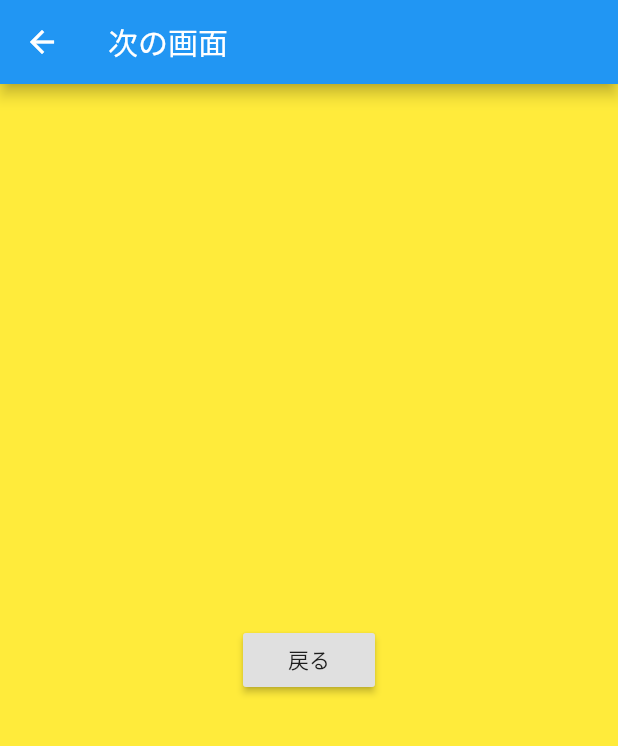
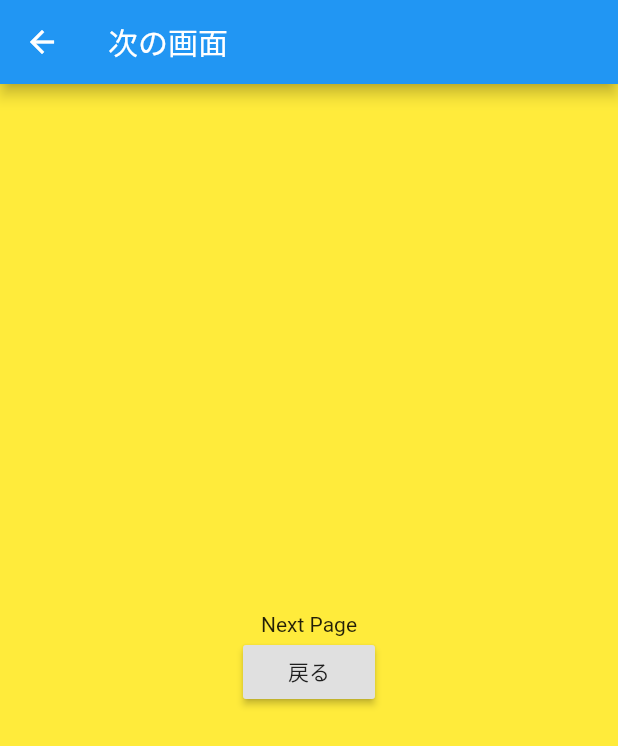
Before and after one commit to rei1011/flutter-app, a Flutter app: the screen it shows after launch, after a tap on "次へ", on a phone screen of 412 x 824 dp. Shown: the top 746 px of the screen. Run offline on Flutter 3.47's test engine with Material 2 defaults, Android fonts, the phone set to English and light mode, and no system bars.

Commit message:
create navigation page

```diff
--- a/lib/main.dart
+++ b/lib/main.dart
@@ -12,16 +12,11 @@ class MyApp extends StatelessWidget {
   Widget build(BuildContext context) {
     return MaterialApp(
       title: 'Flutter Demo',
-      initialRoute: '/',
-      routes: {
-        // When navigating to the "/" route, build the FirstScreen widget.
-        '/': (context) => MyHomePage(title: "Flutter Demo Home Page"),
-        // When navigating to the "/second" route, build the SecondScreen widget.
-        '/next': (context) => NextPage(),
-      },
       theme: ThemeData(
         primarySwatch: Colors.blue,
       ),
+      home: MyHomePage(title: 'Flutter Demo Home Page'),
+      initialRoute: '/',
     );
   }
 }
@@ -36,6 +31,7 @@ class MyHomePage extends StatefulWidget {
 
 class _MyHomePageState extends State<MyHomePage> {
   int _counter = 0;
+  String text = "次へ";
 
   void _incrementCounter() {
     setState(() {
@@ -55,9 +51,16 @@ class _MyHomePageState extends State<MyHomePage> {
       body: Center(
         child: Container(
           child: RaisedButton(
-            child: Text("次へ"),
-            onPressed: () {
-              Navigator.pushNamed(context, '/next');
+            child: Text(text),
+            onPressed: () async {
+              final result = await Navigator.push(
+                context,
+                MaterialPageRoute(
+                    builder: (context) => NextPage(title: "Next Page")),
+              );
+              setState(()  {
+                text = result;
+              });
             },
           ),
         ),
--- a/lib/next_page.dart
+++ b/lib/next_page.dart
@@ -1,6 +1,9 @@
 import 'package:flutter/material.dart';
 
 class NextPage extends StatelessWidget {
+  NextPage({Key? key, required this.title}) : super(key: key);
+  final String title;
+
   @override
   Widget build(BuildContext context) {
     return Scaffold(
@@ -10,13 +13,19 @@ class NextPage extends StatelessWidget {
       body: Container(
         color: Colors.yellow,
         height: double.infinity,
-        child: Center(
-          child: RaisedButton(
-            child: Text('戻る'),
-            onPressed: () {
-              Navigator.pop(context);
-            },
-          ),
+        child: Column(
+          mainAxisAlignment: MainAxisAlignment.center,
+          children: <Widget>[
+            Text(title),
+            Center(
+              child: RaisedButton(
+                child: Text('戻る'),
+                onPressed: () {
+                  Navigator.pop(context, "return value");
+                },
+              ),
+            ),
+          ],
         ),
       ),
     );
```
